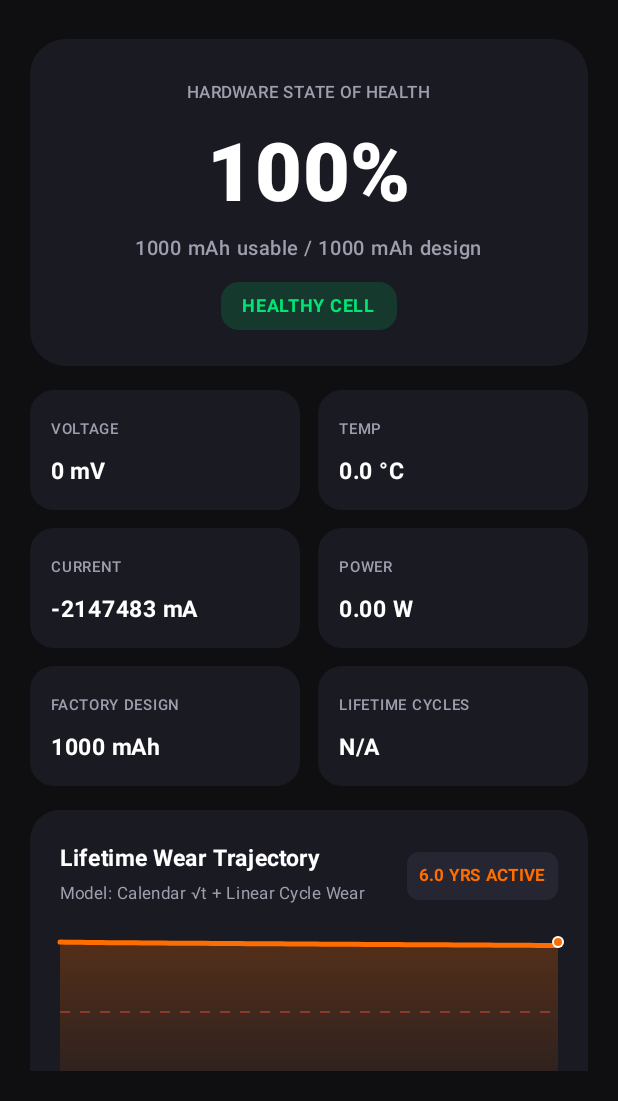
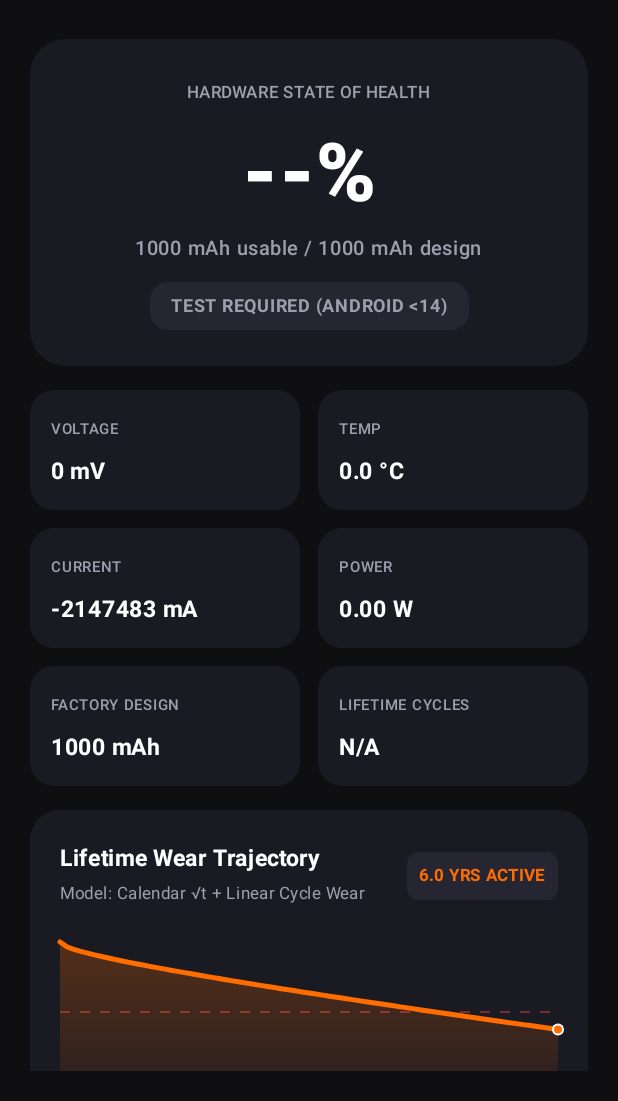
Before and after one commit to manuelmania93-svg/BatteryFox, an Android app built with Jetpack Compose: the screen it shows after launch (MainActivity), on a phone screen of 412 x 824 dp, the part 135-1236 px from its top. Run offline under Robolectric (Android 15) with nearby library versions, the light colour scheme and no system bars.

Commit message:
fix(health): replace false 100% placeholder on Android <14 with strict TEST REQUIRED indicator

```diff
--- a/app/src/main/java/com/batteryfox/app/presentation/ui/DashboardScreen.kt
+++ b/app/src/main/java/com/batteryfox/app/presentation/ui/DashboardScreen.kt
@@ -94,8 +94,8 @@ fun DashboardScreen(viewModel: BatteryViewModel) {
                 Text("HARDWARE STATE OF HEALTH", color = FoxTextSecondary, fontSize = 11.sp, fontWeight = FontWeight.SemiBold)
                 Spacer(modifier = Modifier.height(10.dp))
                 Text(
-                    text = "${state.estimatedHealthPercent.toInt()}%",
-                    color = if (state.estimatedHealthPercent >= 80f) FoxTextPrimary else FoxAccentOrange,
+                    text = if (state.estimatedHealthPercent != null) "${state.estimatedHealthPercent!!.toInt()}%" else "--%",
+                    color = if ((state.estimatedHealthPercent ?: 100f) >= 80f) FoxTextPrimary else FoxAccentOrange,
                     fontSize = 54.sp,
                     fontWeight = FontWeight.ExtraBold
                 )
@@ -110,12 +110,12 @@ fun DashboardScreen(viewModel: BatteryViewModel) {
 
                 Spacer(modifier = Modifier.height(10.dp))
                 Surface(
-                    color = if (state.estimatedHealthPercent >= 80f) FoxElectricGreen.copy(alpha = 0.15f) else FoxAccentOrange.copy(alpha = 0.15f),
+                    color = if (state.estimatedHealthPercent == null) FoxSurfaceVariant else if (state.estimatedHealthPercent!! >= 80f) FoxElectricGreen.copy(alpha = 0.15f) else FoxAccentOrange.copy(alpha = 0.15f),
                     shape = RoundedCornerShape(12.dp)
                 ) {
                     Text(
-                        text = if (state.estimatedHealthPercent >= 80f) "HEALTHY CELL" else "AGED (REPLACEMENT RECOMMENDED)",
-                        color = if (state.estimatedHealthPercent >= 80f) FoxElectricGreen else FoxAccentOrange,
+                        text = if (state.estimatedHealthPercent == null) "TEST REQUIRED (ANDROID <14)" else if (state.estimatedHealthPercent!! >= 80f) "HEALTHY CELL" else "AGED (SERVICE RECOMMENDED)",
+                        color = if (state.estimatedHealthPercent == null) FoxTextSecondary else if (state.estimatedHealthPercent!! >= 80f) FoxElectricGreen else FoxAccentOrange,
                         fontWeight = FontWeight.Bold,
                         fontSize = 12.sp,
                         modifier = Modifier.padding(horizontal = 14.dp, vertical = 4.dp)
@@ -153,7 +153,7 @@ fun DashboardScreen(viewModel: BatteryViewModel) {
         // --- Milestone v1.1: 3-4 Year Lifetime Degradation Graph ---
         Spacer(modifier = Modifier.height(16.dp))
         LifetimeWearCard(
-            currentHealthPercent = state.estimatedHealthPercent,
+            currentHealthPercent = state.estimatedHealthPercent ?: 75f,
             cycleCount = state.cycleCount ?: 0,
             yearsActive = state.yearsActive
         )
--- a/app/src/main/java/com/batteryfox/app/presentation/viewmodel/BatteryViewModel.kt
+++ b/app/src/main/java/com/batteryfox/app/presentation/viewmodel/BatteryViewModel.kt
@@ -44,7 +44,7 @@ data class DashboardState(
     val wattage: Float = 0f,
     val cycleCount: Int? = null,
     val yearsActive: Float = 3.5f,
-    val estimatedHealthPercent: Float = 100f,
+    val estimatedHealthPercent: Float? = null,
     val factoryDesignMah: Int = 0,
     val currentAvailableMah: Int = 0,
     val isDualCell: Boolean = false,
@@ -123,14 +123,21 @@ class BatteryViewModel(application: Application) : AndroidViewModel(application)
         val cycleDerivedYears = if ((cycles ?: 0) > 0) (cycles!!.toFloat() / 520f) else 1.0f
         val resolvedYears = max(buildYears, cycleDerivedYears).coerceIn(0.5f, 6.0f)
 
-        val calculatedHealth = preferences.getSavedParsedHealth() ?: if (cycles != null && cycles > 0) {
-            val wear = cycles * 0.0225f
-            max(50f, 100f - wear)
-        } else {
-            _state.value.estimatedHealthPercent
-        }
+        // If cycles exist (Android 14+), calculate wear.
+        // If Android <= 13, check saved test or saved bug report. Do NOT default to 100%.
+        val calculatedHealth = preferences.getSavedParsedHealth()
+            ?: preferences.getSavedResistance()?.let { r ->
+                // Map saved resistance to health if available
+                if (r <= 70f) 100f else (100f - ((r - 70f) / 110f) * 35f).coerceIn(45f, 100f)
+            }
+            ?: if (cycles != null && cycles > 0) {
+                val wear = cycles * 0.0225f
+                max(50f, 100f - wear)
+            } else {
+                null // Unknown until test is executed
+            }
 
-        val availableMah = preferences.getSavedAvailableMah() ?: ((designMah * calculatedHealth) / 100f).toInt()
+        val availableMah = preferences.getSavedAvailableMah() ?: ((designMah * (calculatedHealth ?: 100f)) / 100f).toInt()
         val perCellVoltage = if (isDualCell) voltage / 2 else voltage
         val isDrifted = (soc > 20 && perCellVoltage < 3500) || (soc < 80 && perCellVoltage > 4300)
 
```
